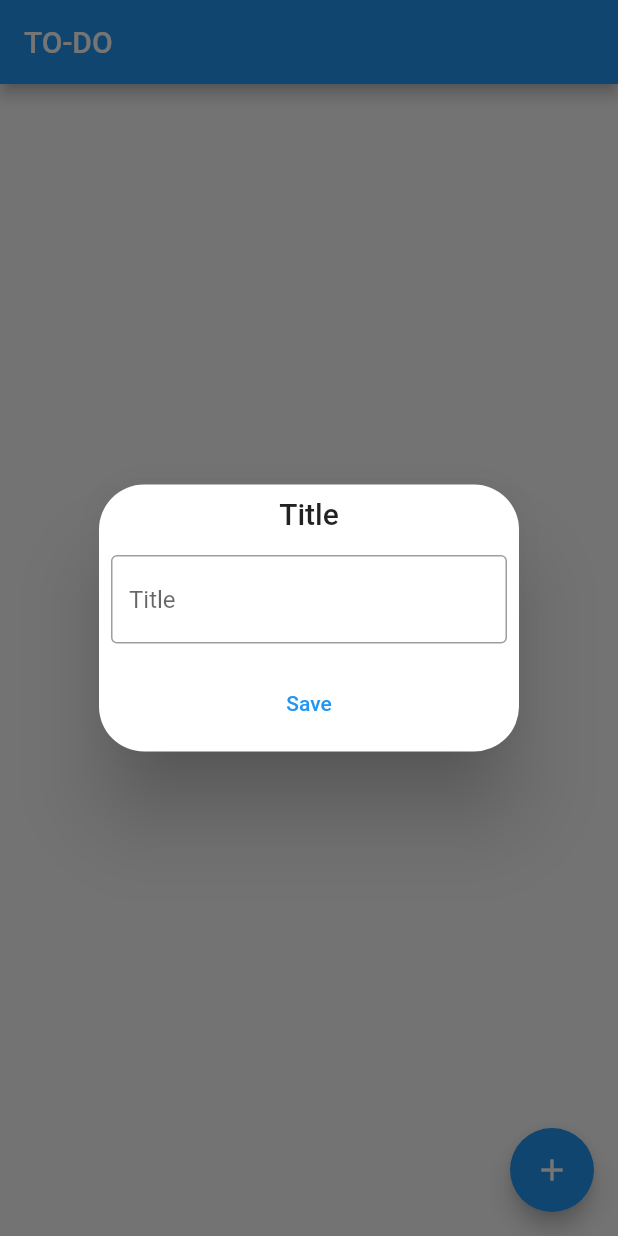
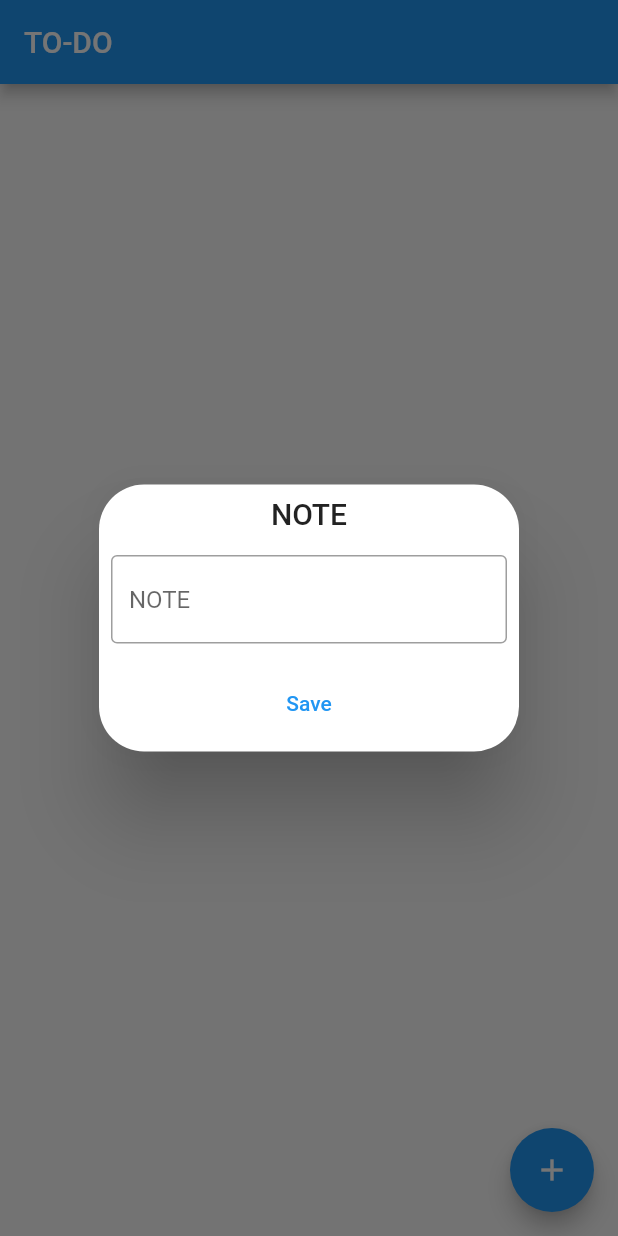
Before and after one commit to jaseel-babu/firebase-todo, a Flutter app: the screen it shows after launch, after a tap on the "add" icon, on a phone screen of 412 x 824 dp. Run offline on Flutter 3.47's test engine with Material 2 defaults, Android fonts, the light colour scheme and no system bars; drawn by our look-alikes of firebase_database; our stand-ins replace firebase_core, firebase_messaging, flutter_local_notifications, get; accounts and stored records are empty.

Commit message:
final commit

```diff
--- a/lib/main.dart
+++ b/lib/main.dart
@@ -6,8 +6,8 @@ import 'package:get/get.dart';
 
 import 'view/homepage.dart';
 const AndroidNotificationChannel channel = AndroidNotificationChannel(
-    'high_importance_channel', // id
-    'High Importance Notifications', // title
+    'high_importance_channel',
+    'High Importance Notifications',
 
     importance: Importance.high,
     playSound: true);
--- a/lib/view/homepage.dart
+++ b/lib/view/homepage.dart
@@ -65,11 +65,10 @@ class _HomePageState extends State<HomePage> {
         title: const Text("TO-DO"),
       ),
       body: GetBuilder<Controller>(
-       id:"update",
-        builder: (controller) {
-          return _getMessageList();
-        }
-      ),
+          id: "update",
+          builder: (controller) {
+            return _getMessageList();
+          }),
       floatingActionButton: FloatingActionButton(
         onPressed: () {
           dialogogBox();
@@ -84,6 +83,9 @@ class _HomePageState extends State<HomePage> {
       radius: 30,
       confirm: TextButton(
         onPressed: () async {
+          if (titleController.isBlank!) {
+            Get.snackbar("ADD NOTES", "WRITE SOMETHING",snackPosition: SnackPosition.BOTTOM);
+          }
           controller.saveMessage(titleController.text);
           Get.back();
           flutterLocalNotificationsPlugin.show(
@@ -101,7 +103,7 @@ class _HomePageState extends State<HomePage> {
         },
         child: const Text("Save"),
       ),
-      title: "Title",
+      title: "NOTE",
       content: Column(
         children: [
           TextFormField(
@@ -113,10 +115,9 @@ class _HomePageState extends State<HomePage> {
               enabledBorder: OutlineInputBorder(
                 borderSide: BorderSide(color: Colors.grey, width: 1.0),
               ),
-              hintText: 'Title',
+              hintText: 'NOTE',
             ),
           ),
-
         ],
       ),
     );
@@ -143,8 +144,7 @@ class _HomePageState extends State<HomePage> {
                       title: Text(message.title!),
                       trailing: IconButton(
                           onPressed: () {
-                            controller.deleteTodo(
-                                snapshot.key!, index);
+                            controller.deleteTodo(snapshot.key!, index);
                           },
                           icon: const Icon(Icons.delete)),
                     ),
```
